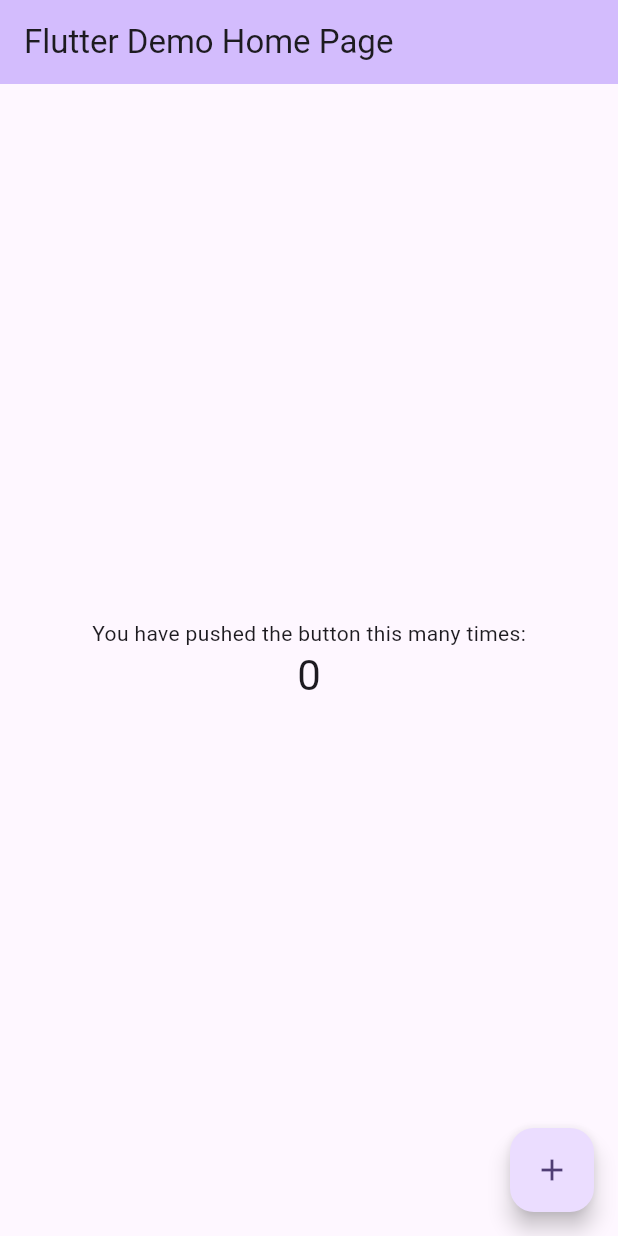
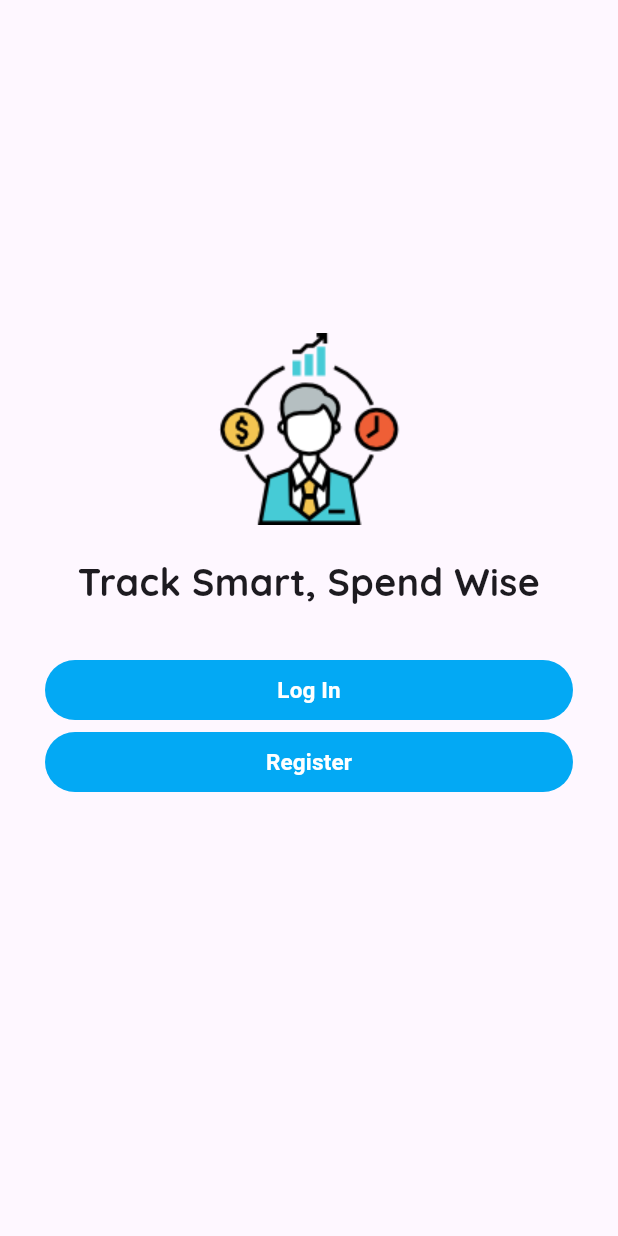
Before and after one commit to hanminthawhmt/expense_tracker, a Flutter app: the screen it shows after launch, on a phone screen of 412 x 824 dp. Run offline on Flutter 3.47's test engine with Material 3 defaults, Android fonts, the phone set to English and light mode, and no system bars.

Commit message:
Added HomePage

```diff
--- a/analysis_options.yaml
+++ b/analysis_options.yaml
@@ -21,6 +21,7 @@ linter:
   # `// ignore_for_file: name_of_lint` syntax on the line or in the file
   # producing the lint.
   rules:
+    prefer_const_constructors: false
     # avoid_print: false  # Uncomment to disable the `avoid_print` rule
     # prefer_single_quotes: true  # Uncomment to enable the `prefer_single_quotes` rule
 
--- /dev/null
+++ b/lib/constants.dart
@@ -0,0 +1,17 @@
+import 'package:flutter/material.dart';
+
+const kButtonTextStyle = TextStyle(
+  color: Colors.white,
+  fontSize: 15,
+  fontWeight: FontWeight.w700,
+);
+
+const kTextStyle = TextStyle(
+  fontSize: 25,
+  fontWeight: FontWeight.w700,
+  fontFamily: 'Quicksand',
+);
+
+const kButtonStyle = ButtonStyle(
+    backgroundColor: MaterialStatePropertyAll(Colors.lightBlue),
+    elevation: MaterialStatePropertyAll(5.0));
--- a/lib/main.dart
+++ b/lib/main.dart
@@ -1,3 +1,4 @@
+import 'package:expense_tracker/screens/home_page.dart';
 import 'package:flutter/material.dart';
 
 void main() {
@@ -7,119 +8,12 @@ void main() {
 class MyApp extends StatelessWidget {
   const MyApp({super.key});
 
-  // This widget is the root of your application.
   @override
   Widget build(BuildContext context) {
     return MaterialApp(
-      title: 'Flutter Demo',
-      theme: ThemeData(
-        // This is the theme of your application.
-        //
-        // TRY THIS: Try running your application with "flutter run". You'll see
-        // the application has a purple toolbar. Then, without quitting the app,
-        // try changing the seedColor in the colorScheme below to Colors.green
-        // and then invoke "hot reload" (save your changes or press the "hot
-        // reload" button in a Flutter-supported IDE, or press "r" if you used
-        // the command line to start the app).
-        //
-        // Notice that the counter didn't reset back to zero; the application
-        // state is not lost during the reload. To reset the state, use hot
-        // restart instead.
-        //
-        // This works for code too, not just values: Most code changes can be
-        // tested with just a hot reload.
-        colorScheme: ColorScheme.fromSeed(seedColor: Colors.deepPurple),
-        useMaterial3: true,
-      ),
-      home: const MyHomePage(title: 'Flutter Demo Home Page'),
+      debugShowCheckedModeBanner: false,
+      theme: ThemeData.light(),
+      home: HomePage(),
     );
   }
 }
-
-class MyHomePage extends StatefulWidget {
-  const MyHomePage({super.key, required this.title});
-
-  // This widget is the home page of your application. It is stateful, meaning
-  // that it has a State object (defined below) that contains fields that affect
-  // how it looks.
-
-  // This class is the configuration for the state. It holds the values (in this
-  // case the title) provided by the parent (in this case the App widget) and
-  // used by the build method of the State. Fields in a Widget subclass are
-  // always marked "final".
-
-  final String title;
-
-  @override
-  State<MyHomePage> createState() => _MyHomePageState();
-}
-
-class _MyHomePageState extends State<MyHomePage> {
-  int _counter = 0;
-
-  void _incrementCounter() {
-    setState(() {
-      // This call to setState tells the Flutter framework that something has
-      // changed in this State, which causes it to rerun the build method below
-      // so that the display can reflect the updated values. If we changed
-      // _counter without calling setState(), then the build method would not be
-      // called again, and so nothing would appear to happen.
-      _counter++;
-    });
-  }
-
-  @override
-  Widget build(BuildContext context) {
-    // This method is rerun every time setState is called, for instance as done
-    // by the _incrementCounter method above.
-    //
-    // The Flutter framework has been optimized to make rerunning build methods
-    // fast, so that you can just rebuild anything that needs updating rather
-    // than having to individually change instances of widgets.
-    return Scaffold(
-      appBar: AppBar(
-        // TRY THIS: Try changing the color here to a specific color (to
-        // Colors.amber, perhaps?) and trigger a hot reload to see the AppBar
-        // change color while the other colors stay the same.
-        backgroundColor: Theme.of(context).colorScheme.inversePrimary,
-        // Here we take the value from the MyHomePage object that was created by
-        // the App.build method, and use it to set our appbar title.
-        title: Text(widget.title),
-      ),
-      body: Center(
-        // Center is a layout widget. It takes a single child and positions it
-        // in the middle of the parent.
-        child: Column(
-          // Column is also a layout widget. It takes a list of children and
-          // arranges them vertically. By default, it sizes itself to fit its
-          // children horizontally, and tries to be as tall as its parent.
-          //
-          // Column has various properties to control how it sizes itself and
-          // how it positions its children. Here we use mainAxisAlignment to
-          // center the children vertically; the main axis here is the vertical
-          // axis because Columns are vertical (the cross axis would be
-          // horizontal).
-          //
-          // TRY THIS: Invoke "debug painting" (choose the "Toggle Debug Paint"
-          // action in the IDE, or press "p" in the console), to see the
-          // wireframe for each widget.
-          mainAxisAlignment: MainAxisAlignment.center,
-          children: <Widget>[
-            const Text(
-              'You have pushed the button this many times:',
-            ),
-            Text(
-              '$_counter',
-              style: Theme.of(context).textTheme.headlineMedium,
-            ),
-          ],
-        ),
-      ),
-      floatingActionButton: FloatingActionButton(
-        onPressed: _incrementCounter,
-        tooltip: 'Increment',
-        child: const Icon(Icons.add),
-      ), // This trailing comma makes auto-formatting nicer for build methods.
-    );
-  }
-}
--- /dev/null
+++ b/lib/screens/home_page.dart
@@ -0,0 +1,58 @@
+import 'package:expense_tracker/constants.dart';
+import 'package:flutter/material.dart';
+
+class HomePage extends StatelessWidget {
+  const HomePage({super.key});
+
+  @override
+  Widget build(BuildContext context) {
+    return Scaffold(
+      body: Container(
+        padding: EdgeInsets.only(right: 30, left: 30, bottom: 70),
+        child: Column(
+          mainAxisAlignment: MainAxisAlignment.center,
+          children: [
+            Container(
+              //margin: EdgeInsets.only(bottom: 120),
+              child: Image(
+                image: AssetImage('images/applogo.png'),
+              ),
+            ),
+            Column(
+              crossAxisAlignment: CrossAxisAlignment.stretch,
+              children: [
+                SizedBox(
+                  height: 20,
+                ),
+                Text(
+                  'Track Smart, Spend Wise',
+                  textAlign: TextAlign.center,
+                  style: kTextStyle,
+                ),
+                SizedBox(
+                  height: 30,
+                ),
+                TextButton(
+                  onPressed: () {},
+                  child: Text(
+                    'Log In',
+                    style: kButtonTextStyle,
+                  ),
+                  style: kButtonStyle,
+                ),
+                TextButton(
+                  onPressed: () {},
+                  child: Text(
+                    'Register',
+                    style: kButtonTextStyle,
+                  ),
+                  style: kButtonStyle,
+                ),
+              ],
+            ),
+          ],
+        ),
+      ),
+    );
+  }
+}
```
Also changed, not shown: pubspec.yaml (+7 -9 lines), fonts/Quicksand-VariableFont_wght.ttf (added), images/applogo.png (added), images/applogo1.png (added), lib/screens/login_page.dart (added), lib/screens/signup_page.dart (added).
